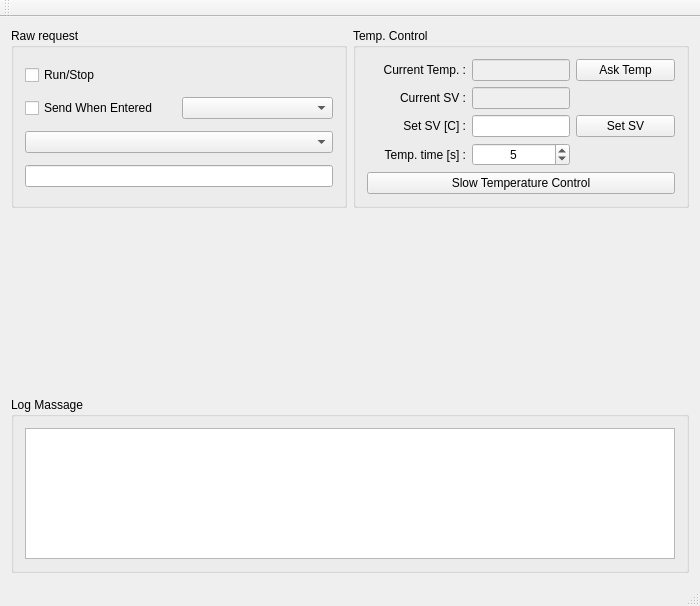
Old version of the form mainwindow.ui in the repository TripletESR/Omron_PID.
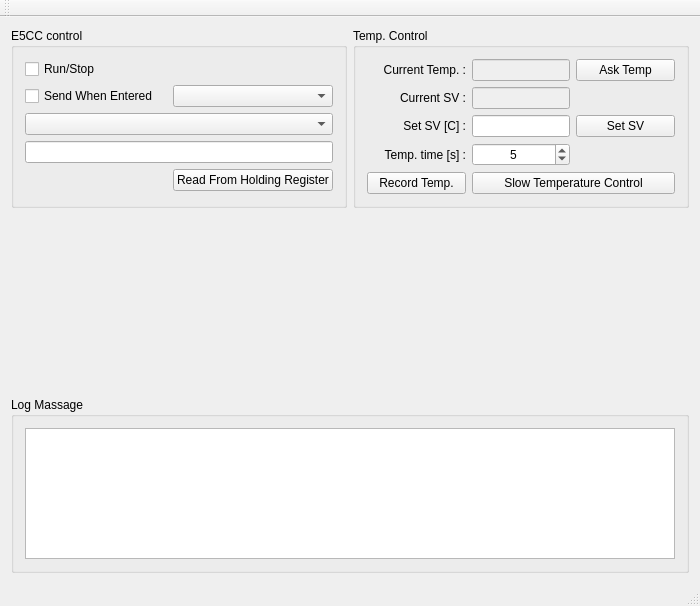
New version of the form. Custom widgets are drawn as their Qt base class.

Commit message: added record temp and read buttons

Patch:
```diff
--- a/mainwindow.ui
+++ b/mainwindow.ui
@@ -92,13 +92,6 @@
          </property>
         </widget>
        </item>
-       <item row="5" column="0" colspan="3">
-        <widget class="QPushButton" name="pushButton_Control">
-         <property name="text">
-          <string>Slow Temperature Control</string>
-         </property>
-        </widget>
-       </item>
        <item row="4" column="1">
         <widget class="QSpinBox" name="spinBox_temp">
          <property name="alignment">
@@ -122,6 +115,20 @@
          </property>
         </widget>
        </item>
+       <item row="5" column="1" colspan="2">
+        <widget class="QPushButton" name="pushButton_Control">
+         <property name="text">
+          <string>Slow Temperature Control</string>
+         </property>
+        </widget>
+       </item>
+       <item row="5" column="0">
+        <widget class="QPushButton" name="pushButton_RecordTemp">
+         <property name="text">
+          <string>Record Temp.</string>
+         </property>
+        </widget>
+       </item>
       </layout>
      </widget>
     </item>
@@ -140,7 +147,7 @@
     <item row="0" column="0">
      <widget class="QGroupBox" name="groupBox_2">
       <property name="title">
-       <string>Raw request</string>
+       <string>E5CC control</string>
       </property>
       <layout class="QGridLayout" name="gridLayout_2" columnstretch="1,1">
        <item row="3" column="0" colspan="2">
@@ -170,6 +177,13 @@
          </property>
         </widget>
        </item>
+       <item row="5" column="1">
+        <widget class="QPushButton" name="pushButton_ReadRH">
+         <property name="text">
+          <string>Read From Holding Register</string>
+         </property>
+        </widget>
+       </item>
       </layout>
      </widget>
     </item>
```
Left out of the diff: 12 changed lines with no effect on the pictures. The commit also changes 3 other files.
